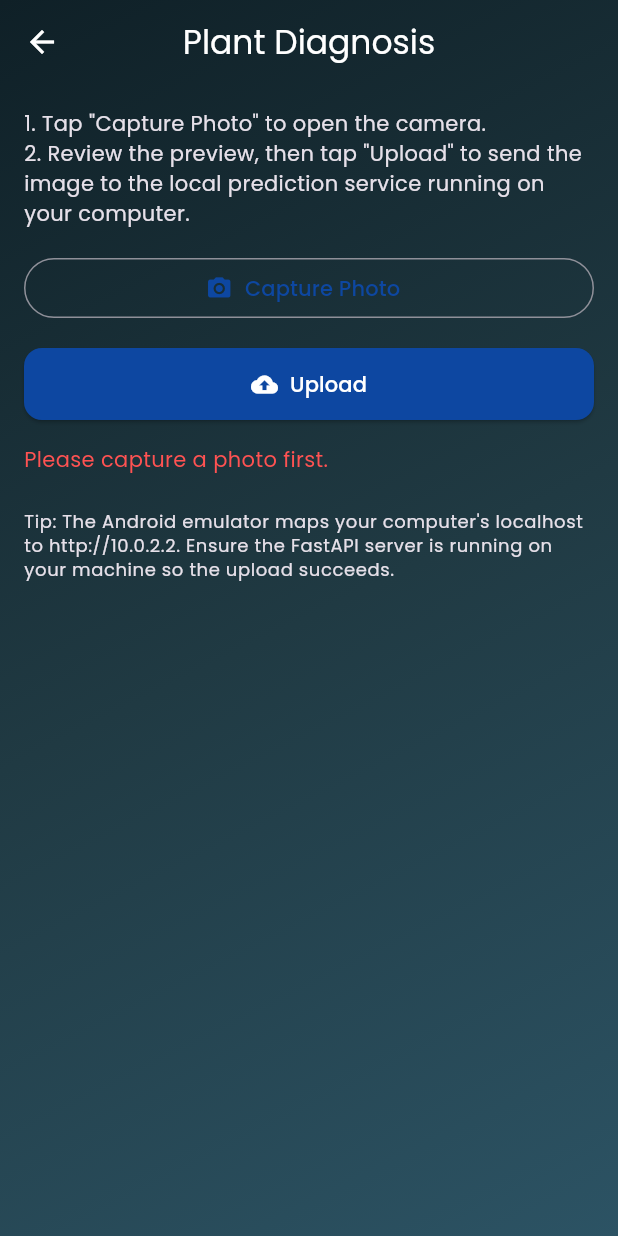
After one commit to agahii/slcloudapppro, a Flutter app: the PlantDiagnosisScreen screen opened by its route, after a tap on "Upload", on a phone screen of 412 x 824 dp. The commit adds this screen. Run offline on Flutter 3.47's test engine with Material 3 defaults, Android fonts, the phone set to English and light mode, and no system bars; our stand-ins replace connectivity_plus, dropdown_search, geolocator, google_fonts, image_picker, pdf and 2 more; missing offline and left inert: signalr_core; accounts and stored records are empty.

Commit message:
Add plant diagnosis camera upload screen

```diff
--- a/lib/home_screen.dart
+++ b/lib/home_screen.dart
@@ -1443,6 +1443,15 @@ class _HomeScreenState extends State<HomeScreen> with TickerProviderStateMixin {
                 },
               ),
 
+              ListTile(
+                leading: Icon(Icons.local_florist, color: theme.primaryColor),
+                title: Text('Plant Diagnosis', style: TextStyle(color: theme.primaryColor)),
+                onTap: () {
+                  Navigator.pop(context);
+                  Navigator.pushNamed(context, '/plantDiagnosis');
+                },
+              ),
+
 
         if (_salesOrderMgrId.isNotEmpty || _invoiceMgrId.isNotEmpty) ...[
               ListTile(
--- a/lib/main.dart
+++ b/lib/main.dart
@@ -13,6 +13,7 @@ import 'my_sales_orders_screen.dart';
 import 'my_sales_invoices_screen.dart';
 import 'signalr_service.dart';
 import 'allowed_ip_screen.dart';
+import 'plant_diagnosis_screen.dart';
 
 Future<void> main() async {
   WidgetsFlutterBinding.ensureInitialized();
@@ -147,6 +148,7 @@ class _MyAppState extends State<MyApp> {
         '/collections': (context) => const CollectionScreen(),
         '/myCustomers': (_) => const MyCustomersScreen(),
         '/allowedIPs': (_) => const AllowedIpScreen(),
+        '/plantDiagnosis': (_) => const PlantDiagnosisScreen(),
       },
     );
   }
--- /dev/null
+++ b/lib/plant_diagnosis_screen.dart
@@ -0,0 +1,240 @@
+import 'dart:convert';
+import 'dart:io';
+
+import 'package:flutter/material.dart';
+import 'package:http/http.dart' as http;
+import 'package:image_picker/image_picker.dart';
+
+class PlantDiagnosisScreen extends StatefulWidget {
+  const PlantDiagnosisScreen({super.key});
+
+  @override
+  State<PlantDiagnosisScreen> createState() => _PlantDiagnosisScreenState();
+}
+
+class _PlantDiagnosisScreenState extends State<PlantDiagnosisScreen> {
+  final ImagePicker _picker = ImagePicker();
+
+  File? _capturedImage;
+  bool _isUploading = false;
+  String? _errorMessage;
+  Map<String, dynamic>? _prediction;
+
+  Future<void> _takePhoto() async {
+    setState(() {
+      _errorMessage = null;
+      _prediction = null;
+    });
+    try {
+      final result = await _picker.pickImage(source: ImageSource.camera);
+      if (result == null) {
+        return;
+      }
+      setState(() {
+        _capturedImage = File(result.path);
+      });
+    } catch (e) {
+      setState(() {
+        _errorMessage = 'Unable to open the camera. Please try again.';
+      });
+    }
+  }
+
+  Future<void> _uploadImage() async {
+    final image = _capturedImage;
+    if (image == null) {
+      setState(() {
+        _errorMessage = 'Please capture a photo first.';
+      });
+      return;
+    }
+
+    setState(() {
+      _isUploading = true;
+      _errorMessage = null;
+      _prediction = null;
+    });
+
+    try {
+      final host = Platform.isAndroid ? '10.0.2.2' : '127.0.0.1';
+      final uri = Uri.parse('http://$host:8000/predict?top_k=5&crop_hint=tomato');
+      final request = http.MultipartRequest('POST', uri)
+        ..files.add(await http.MultipartFile.fromPath('file', image.path));
+
+      final response = await http.Response.fromStream(await request.send());
+
+      if (response.statusCode != 200) {
+        throw Exception('Server returned status ${response.statusCode}.');
+      }
+
+      final Map<String, dynamic> json = jsonDecode(response.body);
+      if (json['prediction'] is! Map<String, dynamic>) {
+        throw Exception('Unexpected response format.');
+      }
+
+      setState(() {
+        _prediction = json['prediction'] as Map<String, dynamic>;
+      });
+    } catch (e) {
+      setState(() {
+        _errorMessage = e.toString();
+      });
+    } finally {
+      if (mounted) {
+        setState(() {
+          _isUploading = false;
+        });
+      }
+    }
+  }
+
+  Widget _buildPredictionCard() {
+    final prediction = _prediction;
+    if (prediction == null) {
+      return const SizedBox.shrink();
+    }
+
+    final labelRaw = prediction['label_raw']?.toString() ?? 'Unknown';
+    final crop = prediction['crop']?.toString() ?? 'Unknown';
+    final disease = prediction['disease']?.toString() ?? 'Unknown';
+    final confidenceValue = prediction['confidence'];
+    final confidence = confidenceValue is num
+        ? (confidenceValue * 100).toStringAsFixed(1)
+        : 'N/A';
+
+    return Card(
+      margin: const EdgeInsets.only(top: 16),
+      color: Colors.white,
+      child: Padding(
+        padding: const EdgeInsets.all(16),
+        child: Column(
+          crossAxisAlignment: CrossAxisAlignment.start,
+          children: [
+            Text(
+              'Prediction',
+              style: Theme.of(context).textTheme.titleMedium?.copyWith(
+                    color: Colors.black87,
+                    fontWeight: FontWeight.w600,
+                  ),
+            ),
+            const SizedBox(height: 12),
+            _PredictionRow(title: 'Label', value: labelRaw),
+            _PredictionRow(title: 'Crop', value: crop),
+            _PredictionRow(title: 'Disease', value: disease),
+            _PredictionRow(title: 'Confidence', value: '$confidence%'),
+          ],
+        ),
+      ),
+    );
+  }
+
+  @override
+  Widget build(BuildContext context) {
+    final theme = Theme.of(context);
+    return Scaffold(
+      appBar: AppBar(
+        title: const Text('Plant Diagnosis'),
+      ),
+      body: SingleChildScrollView(
+        padding: const EdgeInsets.all(16),
+        child: Column(
+          crossAxisAlignment: CrossAxisAlignment.stretch,
+          children: [
+            Text(
+              '1. Tap "Capture Photo" to open the camera.\n'
+              '2. Review the preview, then tap "Upload" to send the image to '
+              'the local prediction service running on your computer.',
+              style: theme.textTheme.bodyMedium,
+            ),
+            const SizedBox(height: 16),
+            OutlinedButton.icon(
+              icon: const Icon(Icons.photo_camera),
+              label: const Text('Capture Photo'),
+              onPressed: _isUploading ? null : _takePhoto,
+            ),
+            if (_capturedImage != null) ...[
+              const SizedBox(height: 16),
+              ClipRRect(
+                borderRadius: BorderRadius.circular(12),
+                child: Image.file(
+                  _capturedImage!,
+                  height: 280,
+                  fit: BoxFit.cover,
+                ),
+              ),
+            ],
+            const SizedBox(height: 16),
+            ElevatedButton.icon(
+              icon: _isUploading
+                  ? const SizedBox(
+                      width: 16,
+                      height: 16,
+                      child: CircularProgressIndicator(
+                        strokeWidth: 2,
+                        valueColor: AlwaysStoppedAnimation<Color>(Colors.white),
+                      ),
+                    )
+                  : const Icon(Icons.cloud_upload),
+              label: Text(_isUploading ? 'Uploading...' : 'Upload'),
+              onPressed: _isUploading ? null : _uploadImage,
+            ),
+            if (_errorMessage != null) ...[
+              const SizedBox(height: 16),
+              Text(
+                _errorMessage!,
+                style: const TextStyle(color: Colors.redAccent),
+              ),
+            ],
+            _buildPredictionCard(),
+            if (Platform.isAndroid)
+              Padding(
+                padding: const EdgeInsets.only(top: 24),
+                child: Text(
+                  'Tip: The Android emulator maps your computer\'s localhost to '
+                  'http://10.0.2.2. Ensure the FastAPI server is running on your '
+                  'machine so the upload succeeds.',
+                  style: theme.textTheme.bodySmall,
+                ),
+              ),
+          ],
+        ),
+      ),
+    );
+  }
+}
+
+class _PredictionRow extends StatelessWidget {
+  const _PredictionRow({required this.title, required this.value});
+
+  final String title;
+  final String value;
+
+  @override
+  Widget build(BuildContext context) {
+    return Padding(
+      padding: const EdgeInsets.symmetric(vertical: 4),
+      child: Row(
+        mainAxisAlignment: MainAxisAlignment.spaceBetween,
+        children: [
+          Text(
+            title,
+            style: const TextStyle(
+              color: Colors.black54,
+              fontWeight: FontWeight.w500,
+            ),
+          ),
+          Flexible(
+            child: Text(
+              value,
+              textAlign: TextAlign.right,
+              style: const TextStyle(
+                color: Colors.black87,
+                fontWeight: FontWeight.w600,
+              ),
+            ),
+          ),
+        ],
+      ),
+    );
+  }
+}
--- a/pubspec.yaml
+++ b/pubspec.yaml
@@ -22,6 +22,7 @@ dependencies:
   shared_preferences: ^2.2.2
   google_fonts: ^6.1.0
   signalr_core: ^1.1.2
+  image_picker: ^1.0.7
 dev_dependencies:
   flutter_test:
     sdk: flutter
```
Also changed, not shown: 2 other files.
